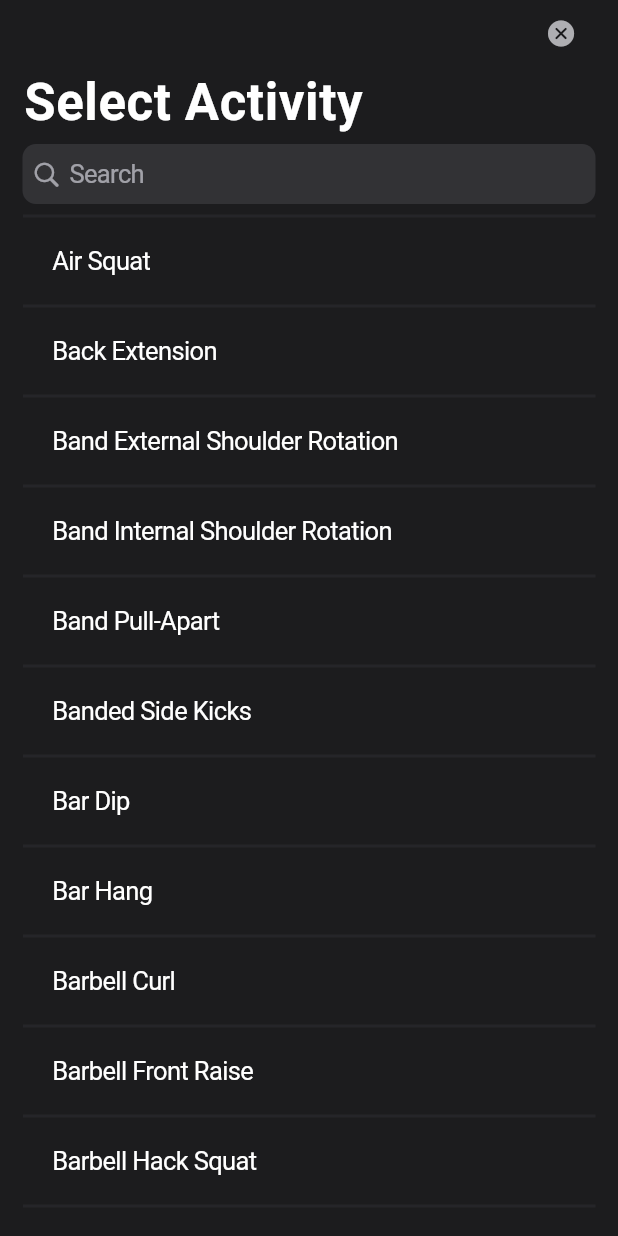
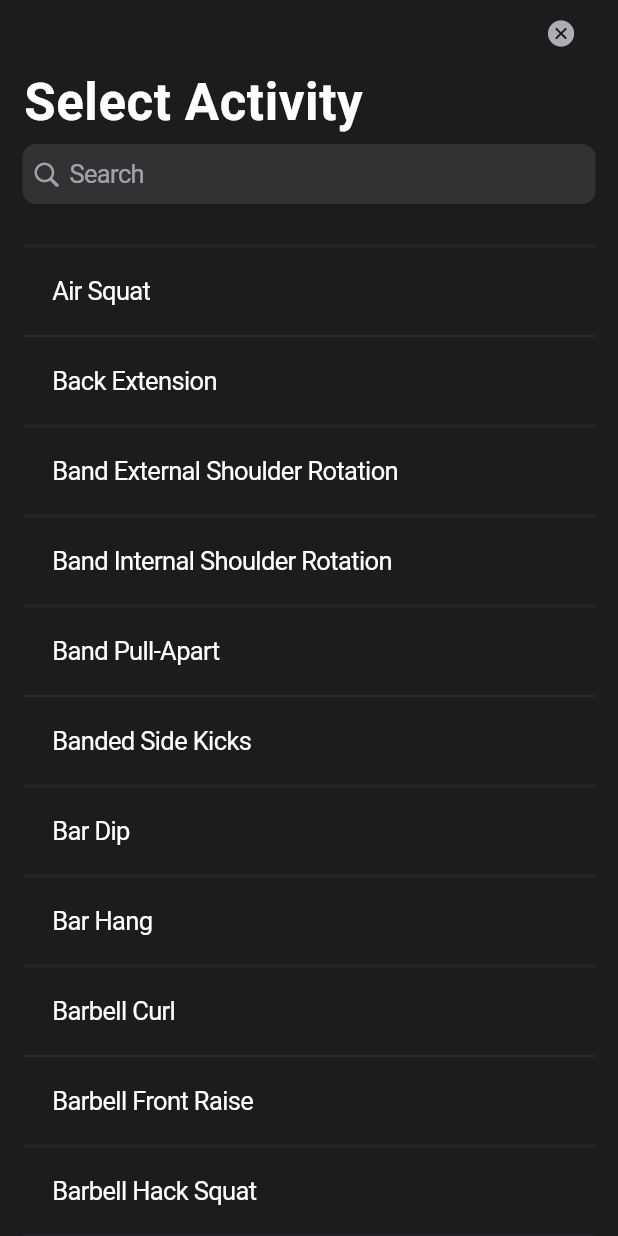
Before and after one commit to ethernetz/hot-summer, a Flutter app: the SelectActivity screen opened directly, on a phone screen of 412 x 824 dp. Run offline on Flutter 3.47's test engine with Material 2 defaults, Android fonts, the phone set to English and light mode, and no system bars; our stand-ins replace cloud_firestore, firebase_auth, firebase_core, firebase_crashlytics, google_fonts, google_sign_in and 2 more; accounts and stored records are empty; network calls fail.

Commit message:
search bar padding

```diff
--- a/app/lib/components/select_activity.dart
+++ b/app/lib/components/select_activity.dart
@@ -37,10 +37,10 @@ class _SelectActivityState extends State<SelectActivity> {
             ),
             SliverPersistentHeader(
               delegate: _SliverAppBarDelegate(
-                minHeight: 40,
-                maxHeight: 40,
+                minHeight: 60,
+                maxHeight: 60,
                 child: Padding(
-                  padding: const EdgeInsets.symmetric(horizontal: 15),
+                  padding: const EdgeInsets.fromLTRB(15, 0, 15, 20),
                   child: CupertinoSearchTextField(
                     placeholder: 'Search',
                     style: const TextStyle(color: Colors.white),
@@ -55,6 +55,7 @@ class _SelectActivityState extends State<SelectActivity> {
         body: Padding(
           padding: const EdgeInsets.symmetric(horizontal: 15),
           child: ListView.separated(
+            padding: const EdgeInsets.all(0),
             itemCount: filteredActivites.length + 1,
             itemBuilder: (BuildContext context, int index) {
               if (index == 0) {
```
